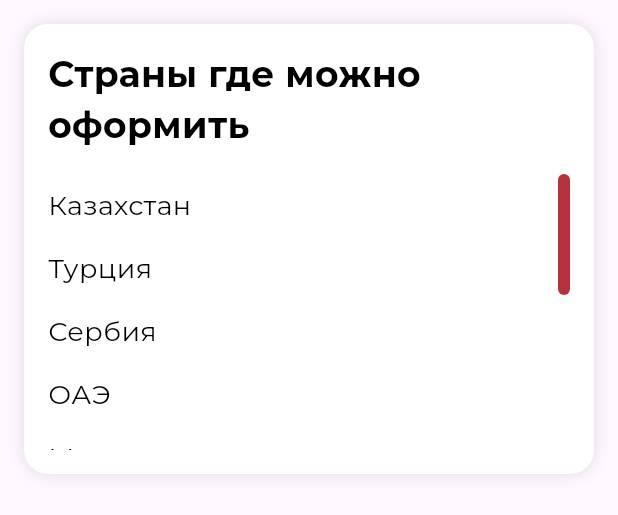
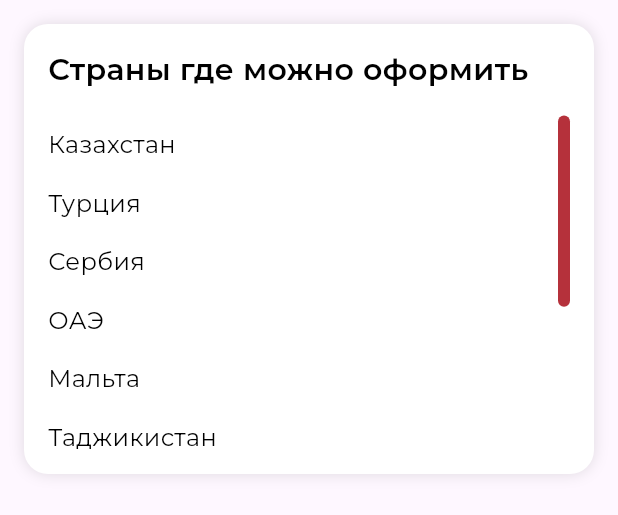
Before and after one commit to Sargeliu/visa_in_usa, a Flutter app: the CountriesList widget shown alone on an empty page, opened directly, on a phone screen of 412 x 824 dp. Shown: the top 515 px of the screen. Run offline on Flutter 3.47's test engine with Material 3 defaults, Android fonts, the light colour scheme and no system bars; our stand-ins replace carousel_slider, flutter_svg, google_fonts, responsive_builder; statements that could not run were skipped.

Commit message:
добавил аддаптивный шрифт

```diff
--- a/lib/widgets/countries_list.dart
+++ b/lib/widgets/countries_list.dart
@@ -17,9 +17,14 @@ class CountriesList extends StatelessWidget {
 
   @override
   Widget build(BuildContext context) {
+
+    double screenWidth = MediaQuery.of(context).size.width;
+    double headerFontSize = screenWidth > 800 ? 24 : 20;
+    double textFontSize = screenWidth > 800 ? 20 : 16;
+
     return Container(
-      margin: EdgeInsets.all(16.0),
-      padding: EdgeInsets.all(16.0),
+      margin: const EdgeInsets.all(16.0),
+      padding: const EdgeInsets.all(16.0),
       decoration: BoxDecoration(
         color: Colors.white,
         borderRadius: BorderRadius.circular(16.0),
@@ -36,11 +41,11 @@ class CountriesList extends StatelessWidget {
       child: Column(
         crossAxisAlignment: CrossAxisAlignment.start,
         children: [
-          const Text(
+           Text(
             'Страны где можно оформить',
             style: TextStyle(
-              fontSize: 24,
-              fontWeight: FontWeight.bold,
+              fontSize: headerFontSize,
+              fontWeight: FontWeight.w600,
             ),
           ),
           const SizedBox(height: 16),
@@ -61,8 +66,9 @@ class CountriesList extends StatelessWidget {
                     padding: const EdgeInsets.symmetric(vertical: 8.0),
                     child: Text(
                       countries[index],
-                      style: const TextStyle(
-                        fontSize: 18,
+                      style: TextStyle(
+                        fontSize: textFontSize,
+                        fontWeight: FontWeight.w400
                       ),
                     ),
                   );
```
Also changed, not shown: lib/widgets/service_cost.dart (+13 -4 lines).
